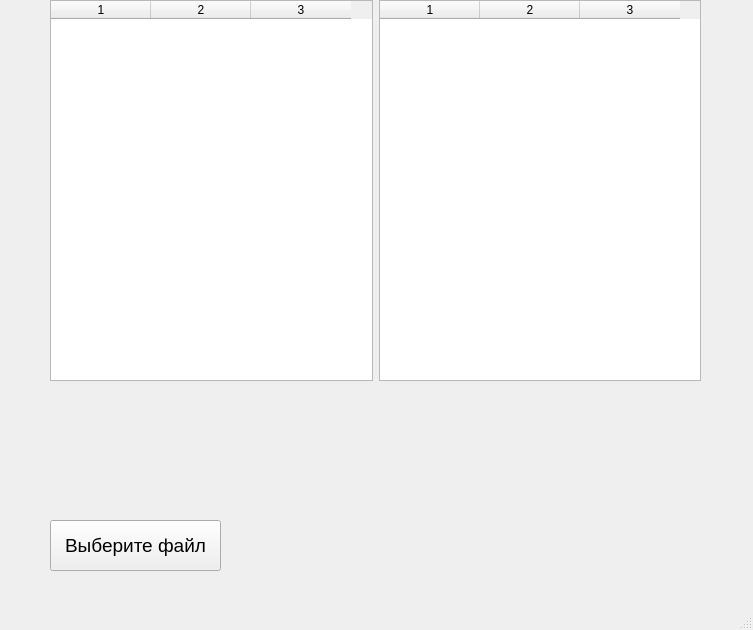
Old version of the form 4 semester/Метрология/Lab1/Parser/mainwindow.ui in the repository Vediz-antonova/University-BSUIR.
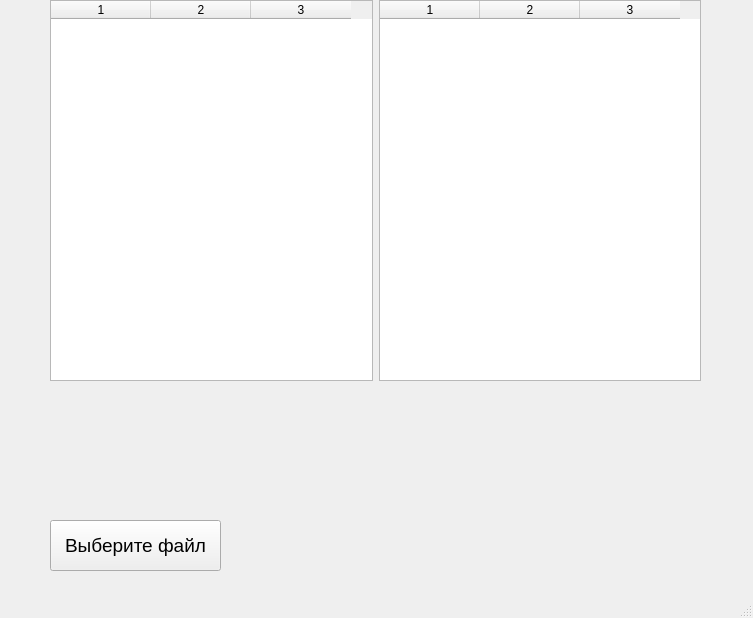
New version of the form.

Diff of the .ui file:
```diff
--- a/4 semester/Метрология/Lab1/Parser/mainwindow.ui
+++ b/4 semester/Метрология/Lab1/Parser/mainwindow.ui
@@ -7,7 +7,7 @@
     <x>0</x>
     <y>0</y>
     <width>753</width>
-    <height>630</height>
+    <height>618</height>
    </rect>
   </property>
   <property name="windowTitle">
```
